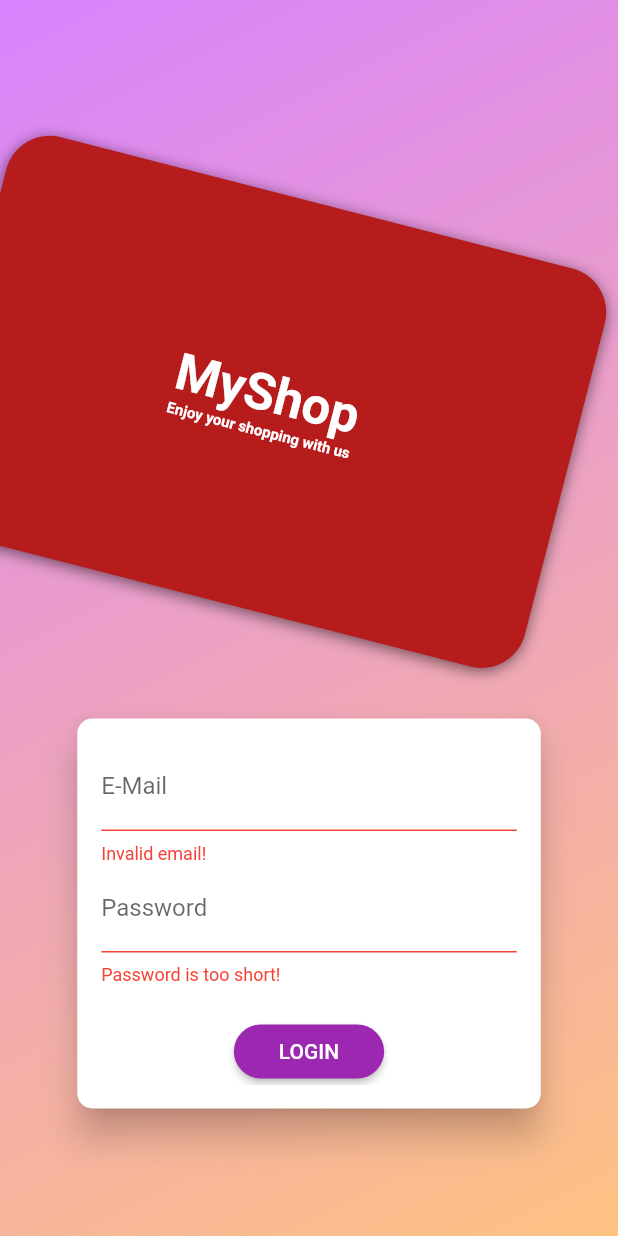
After one commit to Krishnadas-personal/Shop_app, a Flutter app: the screen it shows after launch, after a tap on "LOGIN", on a phone screen of 412 x 824 dp. The commit adds this screen. Run offline on Flutter 3.47's test engine with Material 2 defaults, Android fonts, the phone set to English and light mode, and no system bars; network calls fail; Roboto replaces fonts that are missing (Anton).

Commit message:
login page and order data retrieval

```diff
--- a/lib/main.dart
+++ b/lib/main.dart
@@ -11,6 +11,8 @@ import './provider/Cart_Provider.dart';
 import './screens/ProductDetails.dart';
 import './screens/ProductOverview.dart';
 import './screens/AddProducts.dart';
+import 'provider/Auth_Provider.dart';
+import 'screens/auth_screen.dart';
 
 void main() {
   runApp(MyApp());
@@ -22,6 +24,9 @@ class MyApp extends StatelessWidget {
   Widget build(BuildContext context) {
     return MultiProvider(
       providers: [
+        ChangeNotifierProvider(
+          create: (ctx) => Auth(),
+        ),
         ChangeNotifierProvider(
           create: (ctx) => ProductProvider(),
         ),
@@ -40,8 +45,7 @@ class MyApp extends StatelessWidget {
             accentColor: Colors.orange,
             errorColor: Colors.red,
             fontFamily: 'Lato '),
-        home: MyProductOverview(),
-
+        home: AuthScreen(),
         routes: {
           ProductDetial.routeName: (cxt) => ProductDetial(),
           CartScreen.routeName: (cxt) => CartScreen(),
--- /dev/null
+++ b/lib/provider/Auth_Provider.dart
@@ -0,0 +1,42 @@
+import 'dart:convert';
+
+import 'package:flutter/material.dart';
+import 'package:http/http.dart' as http;
+import 'package:shop_app/models/http_exception.dart';
+
+class Auth with ChangeNotifier {
+  String _token;
+  DateTime exp_date;
+  String userid;
+
+  Future<void> _authenticate(
+      String email, String password, String urlArg) async {
+    try {
+      final url =
+          "https://identitytoolkit.googleapis.com/v1/accounts:$urlArg?key=AIzaSyA_ljkLIPuD0-QzrJ-YoKY0OusBv2yFqxM";
+
+      final response = await http.post(Uri.parse(url),
+          body: json.encode({
+            'email': email,
+            'password': password,
+            'returnSecureToken': true,
+          }));
+      print(json.decode(response.body));
+      final responseData = json.decode(response.body);
+      if (responseData['error'] != null) {
+        throw HttpException(responseData['error']['message']);
+      }
+    } catch (err) {
+      throw err;
+    }
+  }
+
+  Future<void> signup(String email, String password) async {
+    return _authenticate(email, password, 'signUp');
+  }
+
+  Future<void> login(String email, String password) async {
+    print("ALREADY EXITS");
+    return _authenticate(email, password, 'signInWithPassword');
+  }
+}
--- a/lib/provider/Products_Provider.dart
+++ b/lib/provider/Products_Provider.dart
@@ -62,7 +62,7 @@ class ProductProvider with ChangeNotifier {
           'isFavorite': product.isFavorite,
         }),
       );
-      // print(json.decode(response.body));
+
       print("response");
       final products = Product(
           title: product.title,
--- /dev/null
+++ b/lib/screens/auth_screen.dart
@@ -0,0 +1,270 @@
+import 'dart:math';
+
+import 'package:flutter/material.dart';
+import 'package:provider/provider.dart';
+import 'package:shop_app/models/http_exception.dart';
+import 'package:shop_app/widgets/showDilaog.dart';
+import '../provider/Auth_Provider.dart';
+
+enum AuthMode { Signup, Login }
+
+class AuthScreen extends StatelessWidget {
+  static const routeName = '/auth';
+
+  @override
+  Widget build(BuildContext context) {
+    final deviceSize = MediaQuery.of(context).size;
+    // final transformConfig = Matrix4.rotationZ(-8 * pi / 180);
+    // transformConfig.translate(-10.0);
+    return Scaffold(
+      // resizeToAvoidBottomInset: false,
+      body: Stack(
+        children: <Widget>[
+          Container(
+            decoration: BoxDecoration(
+              gradient: LinearGradient(
+                colors: [
+                  Color.fromRGBO(215, 117, 255, 1).withOpacity(0.9),
+                  Color.fromRGBO(255, 188, 117, 1).withOpacity(0.9),
+                ],
+                begin: Alignment.topLeft,
+                end: Alignment.bottomRight,
+                stops: [0, 1],
+              ),
+            ),
+          ),
+          SingleChildScrollView(
+            child: Container(
+              height: deviceSize.height,
+              width: deviceSize.width,
+              child: Column(
+                mainAxisAlignment: MainAxisAlignment.center,
+                crossAxisAlignment: CrossAxisAlignment.center,
+                children: <Widget>[
+                  Flexible(
+                      child: Container(
+
+                    alignment: Alignment.center,
+                    height: deviceSize.height - 550,
+                    // width: deviceSize.width-350,
+                    margin: EdgeInsets.only(bottom: 120.0),
+                    padding:
+                        EdgeInsets.symmetric(vertical: 8.0, horizontal: 94.0),
+                    transform: Matrix4.rotationZ(12 * pi / 150)
+                      ..translate(12.0),
+                    // ..translate(-10.0),
+                    decoration: BoxDecoration(
+                      borderRadius: BorderRadius.circular(30),
+                      color: Colors.red.shade900,
+                      boxShadow: [
+                        BoxShadow(
+                          blurRadius: 8,
+                          color: Colors.black54,
+                          offset: Offset(0, 2),
+                        )
+                      ],
+                    ),
+                    child: Column(
+                      mainAxisAlignment: MainAxisAlignment.center,
+                      children: [
+                        Text(
+                          'MyShop',
+                          style: TextStyle(
+                            color: Colors.white,
+                            fontSize: 34,
+                            fontFamily: 'Anton',
+                            fontWeight: FontWeight.bold,
+                          ),
+                        ),
+                        Text(
+                          'Enjoy your shopping with us',
+                          style: TextStyle(
+                            color: Colors.white,
+                            fontSize: 10,
+                            fontFamily: 'Anton',
+                            fontWeight: FontWeight.bold,
+                          ),
+                        ),
+                      ],
+                    ),
+                  )),
+                  Flexible(
+                    flex: deviceSize.width > 600 ? 2 : 1,
+                    child: AuthCard(),
+                  ),
+                ],
+              ),
+            ),
+          ),
+        ],
+      ),
+    );
+  }
+}
+
+class AuthCard extends StatefulWidget {
+  const AuthCard({
+    Key key,
+  }) : super(key: key);
+
+  @override
+  _AuthCardState createState() => _AuthCardState();
+}
+
+class _AuthCardState extends State<AuthCard> {
+  final GlobalKey<FormState> _formKey = GlobalKey();
+  AuthMode _authMode = AuthMode.Login;
+  Map<String, String> _authData = {
+    'email': '',
+    'password': '',
+  };
+  var _isLoading = false;
+  final _passwordController = TextEditingController();
+
+  Future<void> _submit() async {
+    if (!_formKey.currentState.validate()) {
+      // Invalid!
+      return;
+    }
+    _formKey.currentState.save();
+    setState(() {
+      _isLoading = true;
+    });
+    try {
+      if (_authMode == AuthMode.Login) {
+        await Provider.of<Auth>(context, listen: false)
+            .login(_authData['email'], _authData['password']);
+      } else {
+        await Provider.of<Auth>(context, listen: false)
+            .signup(_authData['email'], _authData['password']);
+      }
+    } on HttpException catch (error) {
+      var errorMessage = 'Authentication Failed';
+      if (error.toString().contains('EMAIL_EXISTS')) {
+        errorMessage = 'This email already exists, Please try another one';
+      } else if (error.toString().contains('INVALID_EMAIL')) {
+        errorMessage =
+            'This email address is invaild, Please try with a valid email address';
+      } else if (error.toString().contains('WEAK_PASSWORD')) {
+        errorMessage = 'This password is too weak';
+      } else if (error.toString().contains('INVALID_PASSWORD')) {
+        errorMessage = 'Invaild Password';
+      } else if (error.toString().contains('EMAIL_NOT_FOUND')) {
+        errorMessage = 'Email address is not registered, Please Sign Up';
+      }
+      showDialogBox(context, errorMessage);
+    } catch (error) {
+      const errorMessage = 'Something went wrong, Please try again';
+      showDialogBox(context, errorMessage);
+    }
+    setState(() {
+      _isLoading = false;
+    });
+  }
+
+  void _switchAuthMode() {
+    if (_authMode == AuthMode.Login) {
+      setState(() {
+        _authMode = AuthMode.Signup;
+      });
+    } else {
+      setState(() {
+        _authMode = AuthMode.Login;
+      });
+    }
+  }
+
+
+  @override
+  Widget build(BuildContext context) {
+    final deviceSize = MediaQuery.of(context).size;
+    return Card(
+      shape: RoundedRectangleBorder(
+        borderRadius: BorderRadius.circular(10.0),
+      ),
+      elevation: 10.0,
+      child: Container(
+        height: _authMode == AuthMode.Signup ? 320 : 260,
+        constraints:
+            BoxConstraints(minHeight: _authMode == AuthMode.Signup ? 320 : 260),
+        width: deviceSize.width * 0.75,
+        padding: EdgeInsets.all(16.0),
+        child: Form(
+          key: _formKey,
+          child: SingleChildScrollView(
+            child: Column(
+              children: <Widget>[
+                TextFormField(
+                  decoration: InputDecoration(labelText: 'E-Mail'),
+                  keyboardType: TextInputType.emailAddress,
+                  validator: (value) {
+                    if (value.isEmpty || !value.contains('@')) {
+                      return 'Invalid email!';
+                    }
+                    return null;
+                  },
+                  onSaved: (value) {
+                    _authData['email'] = value;
+                  },
+                ),
+                TextFormField(
+                  decoration: InputDecoration(labelText: 'Password'),
+                  obscureText: true,
+                  controller: _passwordController,
+                  validator: (value) {
+                    if (value.isEmpty || value.length < 5) {
+                      return 'Password is too short!';
+                    }
+                    return null;
+                  },
+                  onSaved: (value) {
+                    _authData['password'] = value;
+                  },
+                ),
+                if (_authMode == AuthMode.Signup)
+                  TextFormField(
+                    enabled: _authMode == AuthMode.Signup,
+                    decoration: InputDecoration(labelText: 'Confirm Password'),
+                    obscureText: true,
+                    validator: _authMode == AuthMode.Signup
+                        ? (value) {
+                            if (value != _passwordController.text) {
+                              return 'Passwords do not match!';
+                            }
+                          }
+                        : null,
+                  ),
+                SizedBox(
+                  height: 20,
+                ),
+                if (_isLoading)
+                  CircularProgressIndicator()
+                else
+                  RaisedButton(
+                    child:
+                        Text(_authMode == AuthMode.Login ? 'LOGIN' : 'SIGN UP'),
+                    onPressed: _submit,
+                    shape: RoundedRectangleBorder(
+                      borderRadius: BorderRadius.circular(30),
+                    ),
+                    padding:
+                        EdgeInsets.symmetric(horizontal: 30.0, vertical: 8.0),
+                    color: Theme.of(context).primaryColor,
+                    textColor: Theme.of(context).primaryTextTheme.button.color,
+                  ),
+                FlatButton(
+                  child: Text(
+                      '${_authMode == AuthMode.Login ? 'SIGNUP' : 'LOGIN'} INSTEAD'),
+                  onPressed: _switchAuthMode,
+                  padding: EdgeInsets.symmetric(horizontal: 30.0, vertical: 4),
+                  materialTapTargetSize: MaterialTapTargetSize.shrinkWrap,
+                  textColor: Theme.of(context).primaryColor,
+                ),
+              ],
+            ),
+          ),
+        ),
+      ),
+    );
+  }
+}
--- a/lib/widgets/orderitem.dart
+++ b/lib/widgets/orderitem.dart
@@ -34,6 +34,9 @@ class _OrderItemState extends State<OrderItem> {
           ),
           if (_expanded)
             Container(
+              padding: EdgeInsets.all(10),
+                decoration: BoxDecoration(border: Border.all(width: 1),color: Colors.indigo[200]),
+                // color: Colors.indigo[100],
                   height: 100,
                   child: ListView.builder(
                     itemBuilder: (context, index) {
@@ -51,6 +54,7 @@ class _OrderItemState extends State<OrderItem> {
                     },
                     itemCount: widget.order.products.length,
                   )),
+
         ],
       ),
     );
```
Also changed, not shown: lib/provider/Order_Provider.dart (+66 -9 lines), lib/provider/Product_Provider.dart (+25 -2 lines), lib/screens/CartScreen.dart (+24 -5 lines), lib/screens/OrderScreen.dart (+31 -5 lines). Lines whose indentation alone changed are shown as unchanged.
